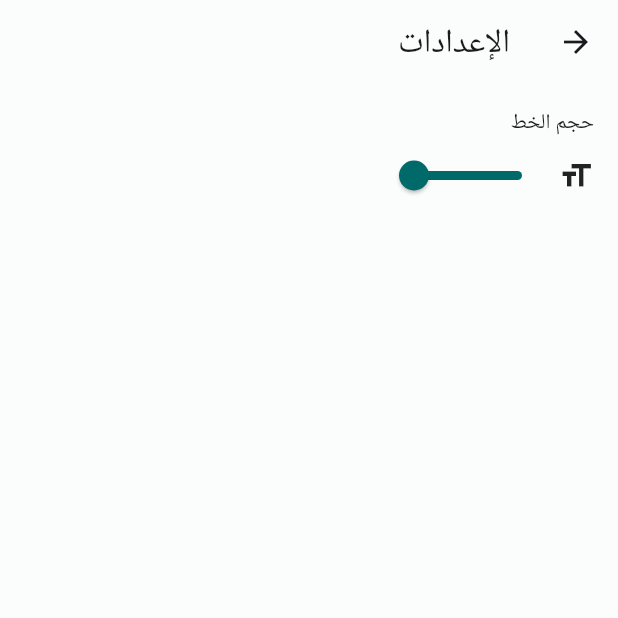
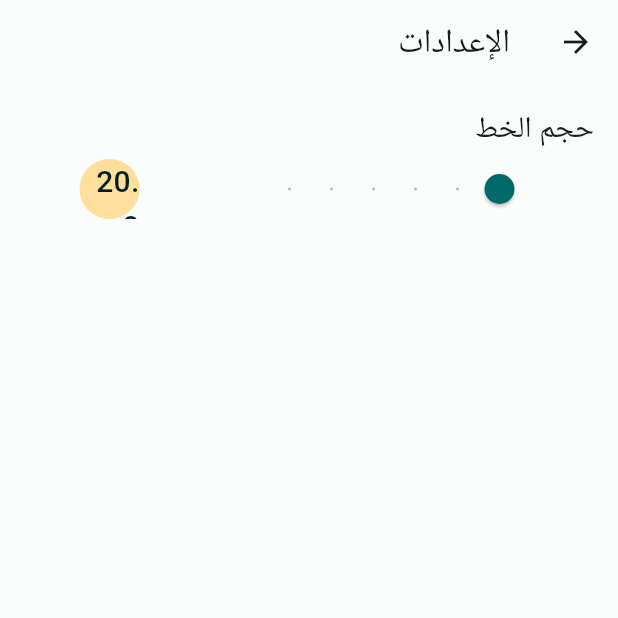
Before and after one commit to the1coder-pro/hajj_app, a Flutter app: the screen it shows after launch, after a tap on the "settings" icon, on a phone screen of 412 x 824 dp, the top half of it. Run offline on Flutter 3.47's test engine with Material 3 defaults, Android fonts, the light colour scheme and no system bars; our stand-ins replace community_material_icon, just_audio, share_plus; network calls fail.

Commit message:
Added Changing font size functionality

```diff
--- a/lib/main.dart
+++ b/lib/main.dart
@@ -30,9 +30,11 @@ class MyApp extends StatelessWidget {
       providers: [
         ChangeNotifierProvider(create: (context) => ThemeProvider()),
         ChangeNotifierProvider(create: (context) => BookmarkProvider()),
+        ChangeNotifierProvider(create: (context) => FontSizeProvider()),
+
       ],
-      child: Consumer2<ThemeProvider, BookmarkProvider>(
-        builder: (context, themeProvider, bookmarkProvider, _) => MaterialApp(
+      child: Consumer3<ThemeProvider, BookmarkProvider, FontSizeProvider>(
+        builder: (context, themeProvider, bookmarkProvider, fontSizeProvider, _) => MaterialApp(
           title: 'حج التمتع',
           debugShowCheckedModeBanner: false,
           themeMode: themeProvider.themeMode,
--- a/lib/settings.dart
+++ b/lib/settings.dart
@@ -25,3 +25,15 @@ class BookmarkProvider extends ChangeNotifier {
     notifyListeners();
   }
 }
+
+// font size provider
+class FontSizeProvider extends ChangeNotifier {
+  double _size = 20;
+
+  double get fontSize => _size;
+
+  set fontSize(double size) {
+    _size = size;
+    notifyListeners();
+  }
+}
--- a/lib/settings_page.dart
+++ b/lib/settings_page.dart
@@ -1,4 +1,6 @@
 import 'package:flutter/material.dart';
+import 'package:hajj_app/settings.dart';
+import 'package:provider/provider.dart';
 
 class SettingsPage extends StatefulWidget {
   const SettingsPage({super.key});
@@ -10,6 +12,7 @@ class SettingsPage extends StatefulWidget {
 class _SettingsPageState extends State<SettingsPage> {
   @override
   Widget build(BuildContext context) {
+    final fontSizeProvider = Provider.of<FontSizeProvider>(context);
     return Directionality(
       textDirection: TextDirection.rtl,
       child: Scaffold(
@@ -18,15 +21,27 @@ class _SettingsPageState extends State<SettingsPage> {
           padding: const EdgeInsets.all(16),
           children: [
             // font size slider
-            Text("حجم الخط"),
+            const Text("حجم الخط", style: TextStyle(fontSize: 20)),
+
             Row(
+              mainAxisAlignment: MainAxisAlignment.spaceAround,
               children: [
-                Icon(Icons.format_size),
                 Slider(
-                  value: 20,
-                  min: 10,
-                  max: 30,
-                  onChanged: (value) {},
+                  label: fontSizeProvider.fontSize.toString(),
+                  value: fontSizeProvider.fontSize,
+                  min: 20,
+                  max: 40,
+                  divisions: 5,
+                  onChanged: (value) {
+                    fontSizeProvider.fontSize = value;
+                  },
+                ),
+                // font size
+                CircleAvatar(
+                  backgroundColor:
+                      Theme.of(context).colorScheme.secondaryContainer,
+                  child: Text(fontSizeProvider.fontSize.toString(),
+                      style: const TextStyle(fontSize: 20)),
                 ),
               ],
             ),
```
Also changed, not shown: lib/question_page.dart (+54 -1 lines).
